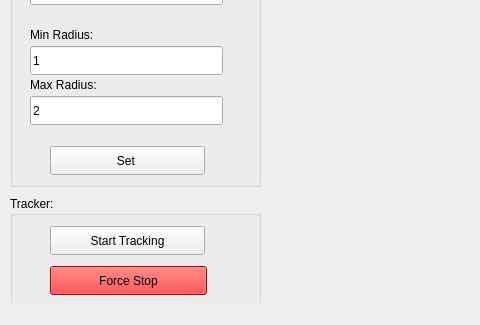
The window that desktop/ui.ui (ITE-5th/object-tracking-robot) describes before a commit, drawn with Qt 5; both pictures show x 0 to 480 and y 334 to 659 of the 951 by 659 pixel window.
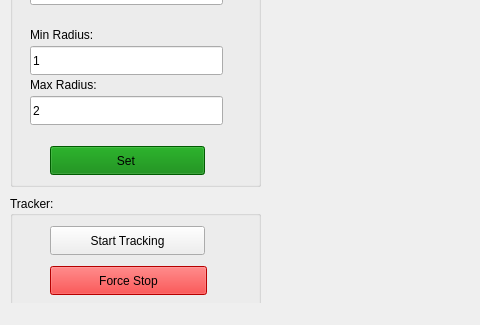
The same window after the commit.

The edit to the form file:
```diff
--- a/desktop/ui.ui
+++ b/desktop/ui.ui
@@ -219,6 +219,9 @@
        <height>29</height>
       </rect>
      </property>
+     <property name="styleSheet">
+      <string notr="true">background-color: green;</string>
+     </property>
      <property name="text">
       <string>Set </string>
      </property>
```
Left out of the diff: 8 changed lines with no effect on the pictures.
